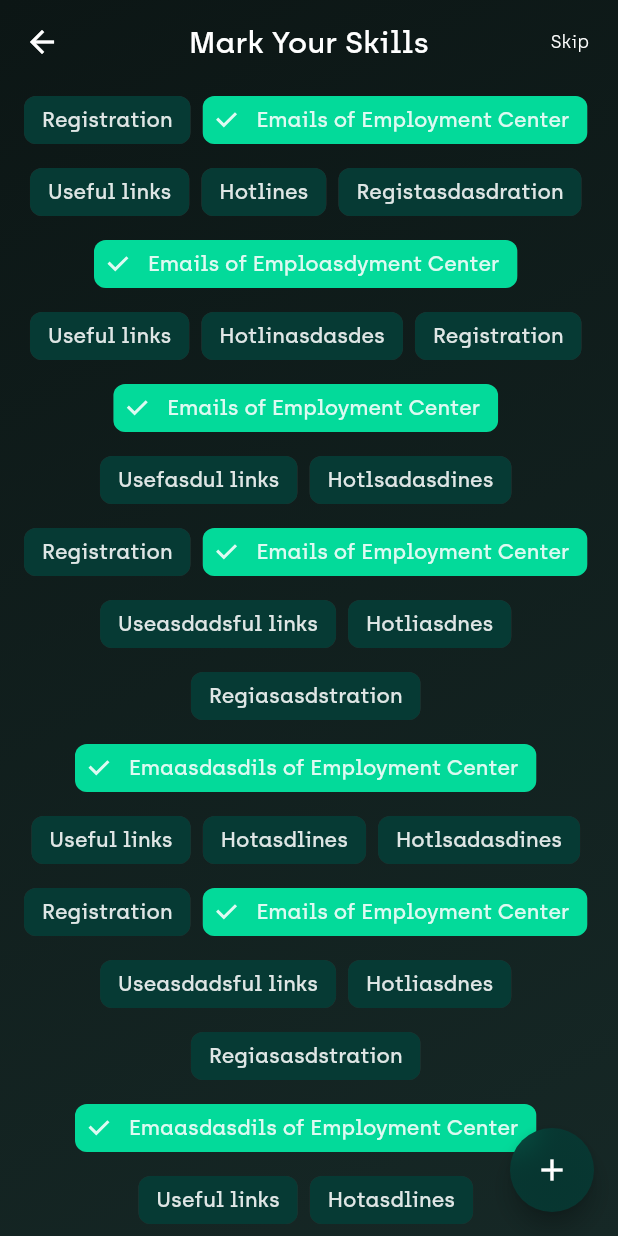
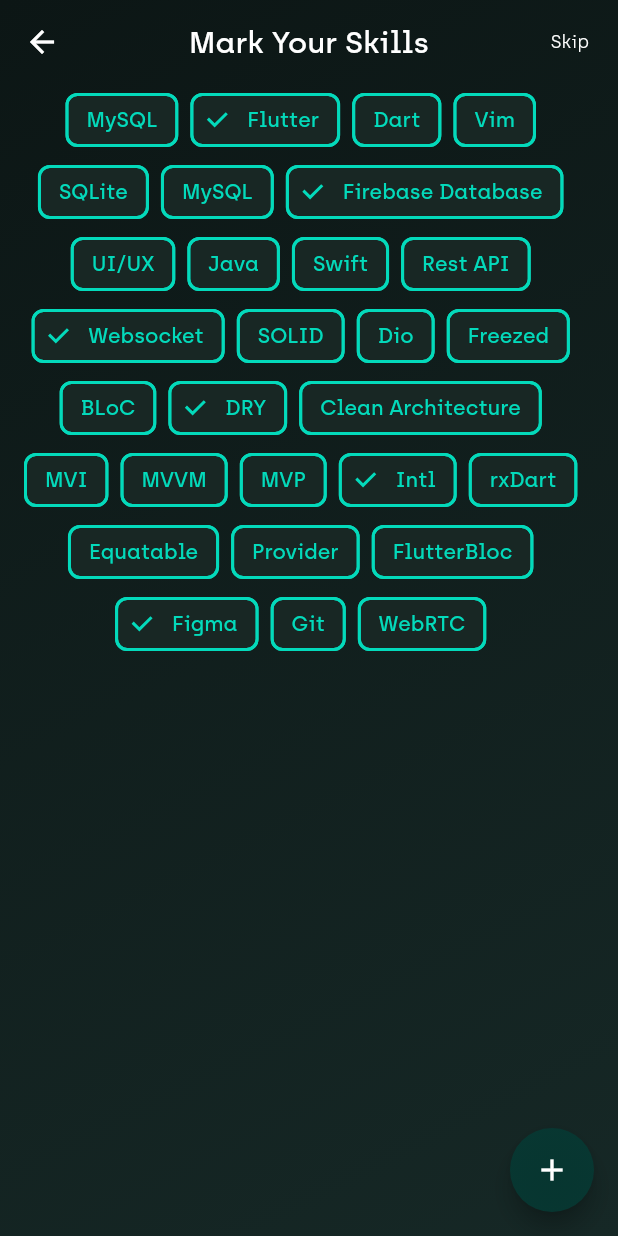
Before and after one commit to RealMcKing/changejob, a Flutter app: the TagsScreen screen opened by its route, on a phone screen of 412 x 824 dp. Run offline on Flutter 3.47's test engine with Material 2 defaults, Android fonts, the phone set to English and light mode, and no system bars; our stand-ins replace pdf, printing.

Commit message:
Add UI to Resume PDF View

```diff
--- a/lib/ui/navigation/main_navigation.dart
+++ b/lib/ui/navigation/main_navigation.dart
@@ -8,6 +8,7 @@ abstract class MainNavigationRouteNames {
   static const tagsScreen = 'tags';
   static const mainScreen = 'main';
   static const vacancyDetailsScreen = 'main/vacancyDetails';
+  static const resumePDFScreen = 'main/vacancyDetails/resumePDF';
 }
 
 class MainNavigation {
@@ -19,6 +20,8 @@ class MainNavigation {
     MainNavigationRouteNames.mainScreen: (_) => _screenFactory.makeMain(),
     MainNavigationRouteNames.vacancyDetailsScreen: (_) =>
         _screenFactory.makeVacancyDetails(),
+    MainNavigationRouteNames.resumePDFScreen: (_) =>
+        _screenFactory.makeResumePDF(),
   };
 
   Route<Object> onGenerateRoute(RouteSettings settings) {
@@ -29,7 +32,9 @@ class MainNavigation {
             child: Text('Navigation Error'),
           ),
         );
-        return MaterialPageRoute(builder: (_) => widget);
+        return MaterialPageRoute(
+          builder: (_) => widget,
+        );
     }
   }
 }
--- /dev/null
+++ b/lib/ui/screens/generation_resume/generation_resume_screen.dart
@@ -0,0 +1,148 @@
+import 'dart:ui';
+
+import 'package:flutter/cupertino.dart';
+import 'package:flutter/material.dart';
+
+class GenerationResumeScreen extends StatelessWidget {
+  const GenerationResumeScreen({Key? key}) : super(key: key);
+
+  @override
+  Widget build(BuildContext context) {
+    final List<TagsInformation> listTagsInformation = [
+      TagsInformation(label: 'MySQL', selected: false),
+      TagsInformation(label: 'Flutter', selected: true),
+      TagsInformation(label: 'Dart', selected: false),
+      TagsInformation(label: 'Vim', selected: false),
+      TagsInformation(label: 'SQLite', selected: false),
+      TagsInformation(label: 'MySQL', selected: false),
+      TagsInformation(label: 'Firebase Database', selected: true),
+      TagsInformation(label: 'UI/UX', selected: false),
+      TagsInformation(label: 'Java', selected: false),
+      TagsInformation(label: 'Swift', selected: false),
+      TagsInformation(label: 'Rest API', selected: false),
+      TagsInformation(label: 'Websocket', selected: true),
+      TagsInformation(label: 'SOLID', selected: false),
+      TagsInformation(label: 'Dio', selected: false),
+      TagsInformation(label: 'Freezed', selected: false),
+      TagsInformation(label: 'BLoC', selected: false),
+      TagsInformation(label: 'DRY', selected: true),
+      TagsInformation(label: 'Clean Architecture', selected: false),
+      TagsInformation(label: 'MVI', selected: false),
+      TagsInformation(label: 'MVVM', selected: false),
+      TagsInformation(label: 'MVP', selected: false),
+      TagsInformation(label: 'Intl', selected: true),
+      TagsInformation(label: 'rxDart', selected: false),
+      TagsInformation(label: 'Equatable', selected: false),
+      TagsInformation(label: 'Provider', selected: false),
+      TagsInformation(label: 'FlutterBloc', selected: false),
+      TagsInformation(label: 'Figma', selected: true),
+      TagsInformation(label: 'Git', selected: false),
+      TagsInformation(label: 'WebRTC', selected: false),
+    ];
+    return Scaffold(
+      appBar: AppBar(
+        title: const Text('Generation Resume'),
+      ),
+      body: SingleChildScrollView(
+        physics: const BouncingScrollPhysics(),
+        padding: const EdgeInsets.symmetric(horizontal: 16.0),
+        child: Wrap(
+          alignment: WrapAlignment.center,
+          spacing: 8.0,
+          children: listTagsInformation
+              .map(
+                (item) => _TagChipWidget(
+                  tagsInformation: item,
+                ),
+              )
+              .toList()
+              .cast<Widget>(),
+        ),
+      ),
+      floatingActionButton: FloatingActionButton(
+        onPressed: () {},
+        backgroundColor: Colors.transparent,
+        child: ClipRRect(
+          borderRadius: BorderRadius.circular(100.0),
+          child: Container(
+            width: double.infinity,
+            color: Colors.transparent,
+            child: Stack(
+              children: [
+                BackdropFilter(
+                  filter: ImageFilter.blur(
+                    sigmaX: 9.0,
+                    sigmaY: 9.0,
+                  ),
+                  child: Container(
+                    decoration: BoxDecoration(
+                      borderRadius: BorderRadius.circular(5.0),
+                      gradient: LinearGradient(
+                        begin: Alignment.topLeft,
+                        end: Alignment.bottomRight,
+                        colors: [
+                          const Color(0xFF063A34).withOpacity(0.87),
+                          const Color(0xFF063A34).withOpacity(0.87),
+                        ],
+                      ),
+                      boxShadow: [
+                        BoxShadow(
+                          color: const Color(0xFF000000).withOpacity(0.28),
+                          blurRadius: 47,
+                          spreadRadius: 0,
+                          offset: const Offset(0, 4),
+                        ),
+                      ],
+                    ),
+                    child: const Center(
+                      child: Icon(
+                        CupertinoIcons.doc_person_fill,
+                        color: Color(0xFFFFFFFF),
+                        shadows: [
+                          BoxShadow(
+                            color: Color(0x87FFFFFF),
+                            spreadRadius: 15,
+                            blurRadius: 15,
+                            offset: Offset(-1, 0),
+                          ),
+                        ],
+                      ),
+                    ),
+                  ),
+                ),
+              ],
+            ),
+          ),
+        ),
+      ),
+    );
+  }
+}
+
+class TagsInformation {
+  late final String label;
+  late final bool selected;
+
+  TagsInformation({
+    required this.label,
+    required this.selected,
+  });
+}
+
+class _TagChipWidget extends StatelessWidget {
+  final TagsInformation tagsInformation;
+
+  const _TagChipWidget({
+    Key? key,
+    required this.tagsInformation,
+  }) : super(key: key);
+
+  @override
+  Widget build(BuildContext context) {
+    return FilterChip(
+      label: Text(tagsInformation.label),
+      selected: tagsInformation.selected,
+      onSelected: (bool value) {},
+    );
+  }
+}
--- a/lib/ui/screens/tags/tags_screen.dart
+++ b/lib/ui/screens/tags/tags_screen.dart
@@ -7,6 +7,37 @@ class TagsScreen extends StatelessWidget {
 
   @override
   Widget build(BuildContext context) {
+    final List<TagsInformation> listTagsInformation = [
+      TagsInformation(label: 'MySQL', selected: false),
+      TagsInformation(label: 'Flutter', selected: true),
+      TagsInformation(label: 'Dart', selected: false),
+      TagsInformation(label: 'Vim', selected: false),
+      TagsInformation(label: 'SQLite', selected: false),
+      TagsInformation(label: 'MySQL', selected: false),
+      TagsInformation(label: 'Firebase Database', selected: true),
+      TagsInformation(label: 'UI/UX', selected: false),
+      TagsInformation(label: 'Java', selected: false),
+      TagsInformation(label: 'Swift', selected: false),
+      TagsInformation(label: 'Rest API', selected: false),
+      TagsInformation(label: 'Websocket', selected: true),
+      TagsInformation(label: 'SOLID', selected: false),
+      TagsInformation(label: 'Dio', selected: false),
+      TagsInformation(label: 'Freezed', selected: false),
+      TagsInformation(label: 'BLoC', selected: false),
+      TagsInformation(label: 'DRY', selected: true),
+      TagsInformation(label: 'Clean Architecture', selected: false),
+      TagsInformation(label: 'MVI', selected: false),
+      TagsInformation(label: 'MVVM', selected: false),
+      TagsInformation(label: 'MVP', selected: false),
+      TagsInformation(label: 'Intl', selected: true),
+      TagsInformation(label: 'rxDart', selected: false),
+      TagsInformation(label: 'Equatable', selected: false),
+      TagsInformation(label: 'Provider', selected: false),
+      TagsInformation(label: 'FlutterBloc', selected: false),
+      TagsInformation(label: 'Figma', selected: true),
+      TagsInformation(label: 'Git', selected: false),
+      TagsInformation(label: 'WebRTC', selected: false),
+    ];
     return Container(
       decoration: const BoxDecoration(
         gradient: LinearGradient(
@@ -45,132 +76,20 @@ class TagsScreen extends StatelessWidget {
             )
           ],
         ),
-        body: Padding(
+        body: SingleChildScrollView(
+          physics: const BouncingScrollPhysics(),
           padding: const EdgeInsets.symmetric(horizontal: 16.0),
-          child: SingleChildScrollView(
-            physics: const BouncingScrollPhysics(),
-            child: Wrap(
-              alignment: WrapAlignment.center,
-              spacing: 8.0,
-              children: const [
-                _TagChipWidget(
-                  label: 'Registration',
-                  selected: false,
-                ),
-                _TagChipWidget(
-                  label: 'Emails of Employment Center',
-                  selected: true,
-                ),
-                _TagChipWidget(
-                  label: 'Useful links',
-                  selected: false,
-                ),
-                _TagChipWidget(
-                  label: 'Hotlines',
-                  selected: false,
-                ),
-                _TagChipWidget(
-                  label: 'Registasdasdration',
-                  selected: false,
-                ),
-                _TagChipWidget(
-                  label: 'Emails of Emploasdyment Center',
-                  selected: true,
-                ),
-                _TagChipWidget(
-                  label: 'Useful links',
-                  selected: false,
-                ),
-                _TagChipWidget(
-                  label: 'Hotlinasdasdes',
-                  selected: false,
-                ),
-                _TagChipWidget(
-                  label: 'Registration',
-                  selected: false,
-                ),
-                _TagChipWidget(
-                  label: 'Emails of Employment Center',
-                  selected: true,
-                ),
-                _TagChipWidget(
-                  label: 'Usefasdul links',
-                  selected: false,
-                ),
-                _TagChipWidget(
-                  label: 'Hotlsadasdines',
-                  selected: false,
-                ),
-                _TagChipWidget(
-                  label: 'Registration',
-                  selected: false,
-                ),
-                _TagChipWidget(
-                  label: 'Emails of Employment Center',
-                  selected: true,
-                ),
-                _TagChipWidget(
-                  label: 'Useasdadsful links',
-                  selected: false,
-                ),
-                _TagChipWidget(
-                  label: 'Hotliasdnes',
-                  selected: false,
-                ),
-                _TagChipWidget(
-                  label: 'Regiasasdstration',
-                  selected: false,
-                ),
-                _TagChipWidget(
-                  label: 'Emaasdasdils of Employment Center',
-                  selected: true,
-                ),
-                _TagChipWidget(
-                  label: 'Useful links',
-                  selected: false,
-                ),
-                _TagChipWidget(
-                  label: 'Hotasdlines',
-                  selected: false,
-                ),
-                _TagChipWidget(
-                  label: 'Hotlsadasdines',
-                  selected: false,
-                ),
-                _TagChipWidget(
-                  label: 'Registration',
-                  selected: false,
-                ),
-                _TagChipWidget(
-                  label: 'Emails of Employment Center',
-                  selected: true,
-                ),
-                _TagChipWidget(
-                  label: 'Useasdadsful links',
-                  selected: false,
-                ),
-                _TagChipWidget(
-                  label: 'Hotliasdnes',
-                  selected: false,
-                ),
-                _TagChipWidget(
-                  label: 'Regiasasdstration',
-                  selected: false,
-                ),
-                _TagChipWidget(
-                  label: 'Emaasdasdils of Employment Center',
-                  selected: true,
-                ),
-                _TagChipWidget(
-                  label: 'Useful links',
-                  selected: false,
-                ),
-                _TagChipWidget(
-                  label: 'Hotasdlines',
-                  selected: false,
-                ),
-              ],
-            ),
+          child: Wrap(
+            alignment: WrapAlignment.center,
+            spacing: 8.0,
+            children: listTagsInformation
+                .map(
+                  (item) => _TagChipWidget(
+                    tagsInformation: item,
+                  ),
+                )
+                .toList()
+                .cast<Widget>(),
           ),
         ),
         floatingActionButton: FloatingActionButton(
@@ -237,23 +156,18 @@ class TagsInformation {
 }
 
 class _TagChipWidget extends StatelessWidget {
-  final String label;
-  final bool selected;
+  final TagsInformation tagsInformation;
 
   const _TagChipWidget({
     Key? key,
-    required this.label,
-    required this.selected,
+    required this.tagsInformation,
   }) : super(key: key);
 
   @override
   Widget build(BuildContext context) {
     return FilterChip(
-      shape: RoundedRectangleBorder(borderRadius: BorderRadius.circular(8.0)),
-      label: Text(label),
-      backgroundColor: const Color(0xFF063A34),
-      selectedColor: const Color(0xFF03DA9A),
-      selected: selected,
+      label: Text(tagsInformation.label),
+      selected: tagsInformation.selected,
       onSelected: (bool value) {},
     );
   }
--- a/pubspec.yaml
+++ b/pubspec.yaml
@@ -36,7 +36,10 @@ dependencies:
   # The following adds the Cupertino Icons font to your application.
   # Use with the CupertinoIcons class for iOS style icons.
   cupertino_icons: ^1.0.2
-  flutter_svg: ^1.1.5
+  pdf: ^3.8.3
+  printing: ^5.9.3
+  google_fonts: ^3.0.1
+
 
 dev_dependencies:
   flutter_test:
@@ -63,6 +66,7 @@ flutter:
   # To add assets to your application, add an assets section, like this:
   assets:
     - assets/svg/
+    - assets/images/
 
   # An image asset can refer to one or more resolution-specific "variants", see
   # https://flutter.dev/assets-and-images/#resolution-aware
```
Also changed, not shown: lib/domain/factory/screen_factory.dart (+10 -0 lines), lib/ui/screens/app/my_app.dart (+3 -81 lines), lib/ui/screens/main/main_screen.dart (+3 -8 lines), lib/ui/screens/resume_pdf/pdfexport.dart (added, +143 -0 lines), lib/ui/screens/resume_pdf/resume_pdf_screen.dart (added, +35 -0 lines), lib/ui/theme/theme.dart (added, +101 -0 lines), assets/images/1.jpg (added), assets/images/logo.png (added), pubspec.lock.
